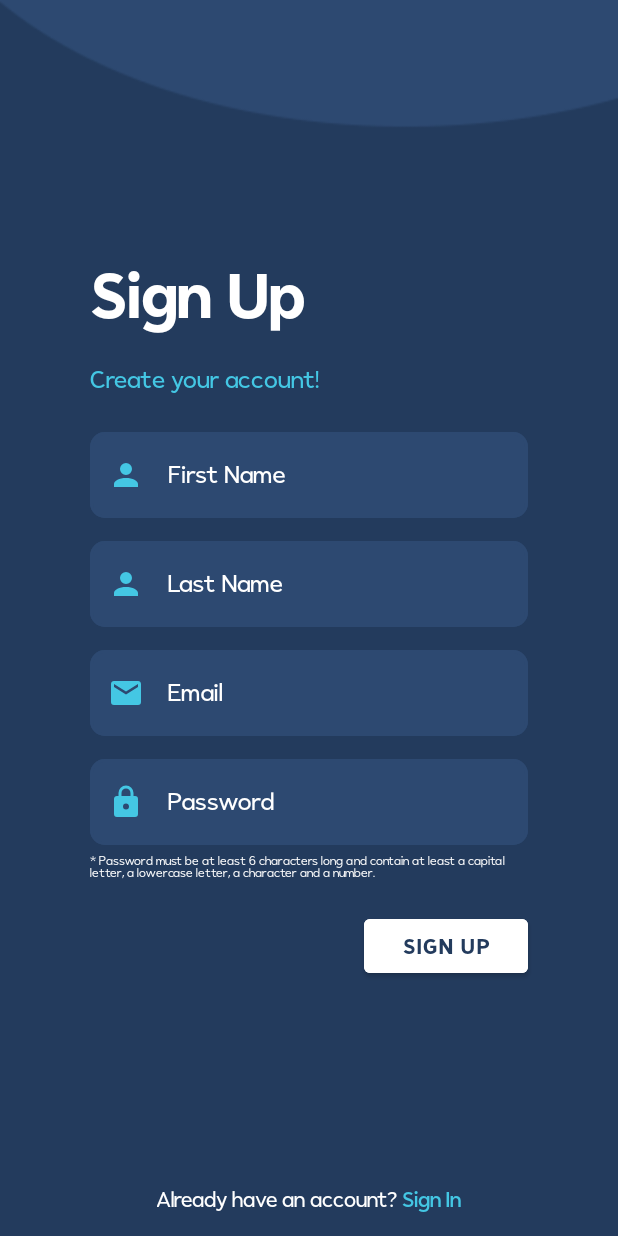
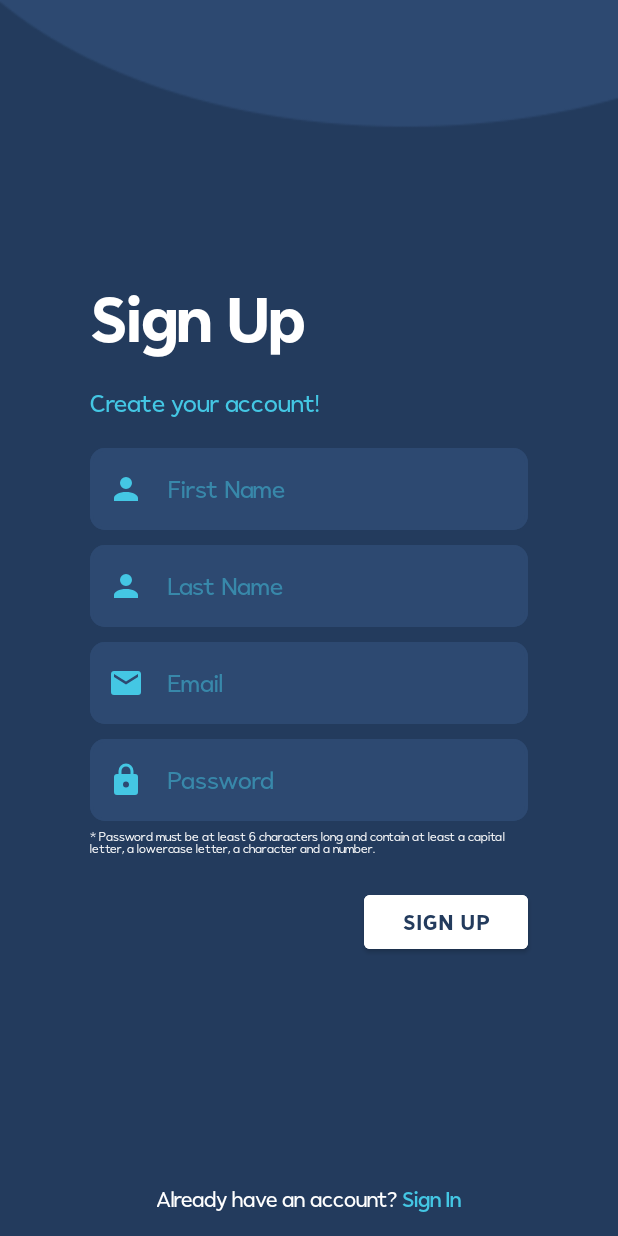
Before and after one commit to justin-medeiros/IBudget---Budgeting-App, an Android app: the screen it shows after launch (SplashScreenActivity), after a tap on "Sign Up", on a phone screen of 412 x 824 dp. Run offline under Robolectric (Android 15) with nearby library versions, the phone set to English and light mode, and no system bars; our stand-ins replace Firebase (no records; nobody signed in at launch, a user with empty details on screens opened directly), data binding; 2 other taps on this screen came first.

Commit message:
Fixed input fields for login, password and forget password + fixed progress bar when signing up

```diff
--- a/app/src/main/java/com/example/app_expenses/fragments/ForgetPasswordFragment.kt
+++ b/app/src/main/java/com/example/app_expenses/fragments/ForgetPasswordFragment.kt
@@ -61,6 +61,7 @@ class ForgetPasswordFragment: DialogFragment() {
 
         fragmentForgetPassword.tvAlertEmail.setOnFocusChangeListener { _, _ ->
             fragmentForgetPassword.tvInvalidAlert.visibility = View.GONE
+            fragmentForgetPassword.tvAlertEmail.setHintTextColor(ContextCompat.getColor(requireContext(), R.color.foreground_primary_50))
             fragmentForgetPassword.alertEmailTextInput.boxBackgroundColor = ContextCompat.getColor(requireContext(), R.color.background_secondary)
             fragmentForgetPassword.alertEmailTextInput.defaultHintTextColor = ColorStateList.valueOf(ContextCompat.getColor(requireContext(), R.color.white))
             fragmentForgetPassword.tvAlertEmail.setTextColor(ContextCompat.getColor(requireContext(), R.color.white))
@@ -72,8 +73,8 @@ class ForgetPasswordFragment: DialogFragment() {
 
     private fun forgotPasswordInvalid(invalidAlert: TextView, textBox: TextInputLayout, text: TextInputEditText){
         invalidAlert.visibility = View.VISIBLE
+        text.setHintTextColor(ContextCompat.getColor(requireContext(), R.color.red_bright))
         textBox.boxBackgroundColor = ContextCompat.getColor(requireContext(), R.color.red)
-        textBox.defaultHintTextColor = ColorStateList.valueOf(ContextCompat.getColor(requireContext(), R.color.red_bright))
         text.setTextColor(ContextCompat.getColor(requireContext(), R.color.red_bright))
     }
 
--- a/app/src/main/res/layout/fragment_login.xml
+++ b/app/src/main/res/layout/fragment_login.xml
@@ -46,7 +46,6 @@
                 android:layout_marginRight="60dp"
                 android:layout_marginBottom="20dp"
                 android:gravity="center"
-                android:textColorHint="@color/white"
                 app:boxBackgroundColor="@color/background_secondary"
                 app:boxCornerRadiusBottomEnd="10dp"
                 app:boxCornerRadiusBottomStart="10dp"
@@ -54,8 +53,7 @@
                 app:boxCornerRadiusTopStart="10dp"
                 app:boxStrokeColor="@color/background_secondary"
                 app:boxStrokeWidth="2dp"
-                app:hintAnimationEnabled="false"
-                app:hintTextColor="@color/white"
+                app:hintEnabled="false"
                 app:startIconDrawable="@drawable/ic_email"
                 app:startIconTint="@color/foreground_primary">
 
@@ -67,9 +65,8 @@
                     android:fontFamily="@font/figerona_regular"
                     android:hint="Email"
                     android:inputType="textEmailAddress"
-                    android:paddingTop="20dp"
                     android:textColor="@color/white"
-                    android:textColorHint="@color/white"
+                    android:textColorHint="@color/foreground_primary_50"
                     android:textSize="16sp" />
             </com.google.android.material.textfield.TextInputLayout>
 
@@ -82,7 +79,6 @@
                 android:layout_marginLeft="60dp"
                 android:layout_marginRight="60dp"
                 android:gravity="center"
-                android:textColorHint="@color/white"
                 app:boxBackgroundColor="@color/background_secondary"
                 app:boxCornerRadiusBottomEnd="10dp"
                 app:boxCornerRadiusBottomStart="10dp"
@@ -90,8 +86,7 @@
                 app:boxCornerRadiusTopStart="10dp"
                 app:boxStrokeColor="@color/background_secondary"
                 app:boxStrokeWidth="2dp"
-                app:hintAnimationEnabled="false"
-                app:hintTextColor="@color/white"
+                app:hintEnabled="false"
                 app:startIconDrawable="@drawable/ic_lock"
                 app:startIconTint="@color/foreground_primary">
 
@@ -102,8 +97,8 @@
                     android:fontFamily="@font/figerona_regular"
                     android:gravity="center_vertical"
                     android:hint="Password"
+                    android:textColorHint="@color/foreground_primary_50"
                     android:inputType="textPassword"
-                    android:paddingTop="20dp"
                     android:textColor="@color/white"
                     app:boxStrokeColor="@color/background_secondary" />
             </com.google.android.material.textfield.TextInputLayout>
--- a/app/src/main/res/layout/fragment_sign_up.xml
+++ b/app/src/main/res/layout/fragment_sign_up.xml
@@ -45,7 +45,6 @@
                 android:layout_marginLeft="60dp"
                 android:layout_marginRight="60dp"
                 android:gravity="center"
-                android:textColorHint="@color/white"
                 app:boxBackgroundColor="@color/background_secondary"
                 app:boxCornerRadiusBottomEnd="10dp"
                 app:boxCornerRadiusBottomStart="10dp"
@@ -53,7 +52,7 @@
                 app:boxCornerRadiusTopStart="10dp"
                 app:boxStrokeColor="@color/background_secondary"
                 app:boxStrokeWidth="2dp"
-                app:hintTextColor="@color/white"
+                app:hintEnabled="false"
                 app:startIconDrawable="@drawable/ic_account"
                 app:startIconTint="@color/foreground_primary">
 
@@ -64,8 +63,8 @@
                     android:layout_gravity="center"
                     android:fontFamily="@font/figerona_regular"
                     android:hint="First Name"
+                    android:textColorHint="@color/foreground_primary_50"
                     android:inputType="textPersonName"
-                    android:paddingTop="20dp"
                     android:textColor="@color/white"
                     android:textSize="16sp" />
             </com.google.android.material.textfield.TextInputLayout>
@@ -96,7 +95,6 @@
                 android:layout_marginRight="60dp"
                 android:layout_marginTop="10dp"
                 android:gravity="center"
-                android:textColorHint="@color/white"
                 app:boxBackgroundColor="@color/background_secondary"
                 app:boxCornerRadiusBottomEnd="10dp"
                 app:boxCornerRadiusBottomStart="10dp"
@@ -104,7 +102,7 @@
                 app:boxCornerRadiusTopStart="10dp"
                 app:boxStrokeColor="@color/background_secondary"
                 app:boxStrokeWidth="2dp"
-                app:hintTextColor="@color/white"
+                app:hintEnabled="false"
                 app:startIconDrawable="@drawable/ic_account"
                 app:startIconTint="@color/foreground_primary">
 
@@ -115,8 +113,8 @@
                     android:layout_gravity="center"
                     android:fontFamily="@font/figerona_regular"
                     android:hint="Last Name"
+                    android:textColorHint="@color/foreground_primary_50"
                     android:inputType="textPersonName"
-                    android:paddingTop="20dp"
                     android:textColor="@color/white"
                     android:textSize="16sp" />
             </com.google.android.material.textfield.TextInputLayout>
@@ -147,7 +145,6 @@
                 android:layout_marginRight="60dp"
                 android:layout_marginTop="10dp"
                 android:gravity="center"
-                android:textColorHint="@color/white"
                 app:boxBackgroundColor="@color/background_secondary"
                 app:boxCornerRadiusBottomEnd="10dp"
                 app:boxCornerRadiusBottomStart="10dp"
@@ -155,7 +152,7 @@
                 app:boxCornerRadiusTopStart="10dp"
                 app:boxStrokeColor="@color/background_secondary"
                 app:boxStrokeWidth="2dp"
-                app:hintTextColor="@color/white"
+                app:hintEnabled="false"
                 app:startIconDrawable="@drawable/ic_email"
                 app:startIconTint="@color/foreground_primary">
 
@@ -166,8 +163,8 @@
                     android:layout_gravity="center"
                     android:fontFamily="@font/figerona_regular"
                     android:hint="Email"
+                    android:textColorHint="@color/foreground_primary_50"
                     android:inputType="textEmailAddress"
-                    android:paddingTop="20dp"
                     android:textColor="@color/white"
                     android:textSize="16sp" />
             </com.google.android.material.textfield.TextInputLayout>
@@ -198,7 +195,6 @@
                 android:layout_marginRight="60dp"
                 android:layout_marginTop="10dp"
                 android:gravity="center"
-                android:textColorHint="@color/white"
                 app:boxBackgroundColor="@color/background_secondary"
                 app:boxCornerRadiusBottomEnd="10dp"
                 app:boxCornerRadiusBottomStart="10dp"
@@ -206,7 +202,7 @@
                 app:boxCornerRadiusTopStart="10dp"
                 app:boxStrokeColor="@color/background_secondary"
                 app:boxStrokeWidth="2dp"
-                app:hintTextColor="@color/white"
+                app:hintEnabled="false"
                 app:startIconDrawable="@drawable/ic_lock"
                 app:startIconTint="@color/foreground_primary">
 
@@ -217,8 +213,8 @@
                     android:fontFamily="@font/figerona_regular"
                     android:gravity="center_vertical"
                     android:hint="Password"
+                    android:textColorHint="@color/foreground_primary_50"
                     android:inputType="textPassword"
-                    android:paddingTop="20dp"
                     android:textColor="@color/white"
                     app:boxStrokeColor="@color/background_secondary" />
             </com.google.android.material.textfield.TextInputLayout>
```
Also changed, not shown: app/src/main/java/com/example/app_expenses/fragments/LoginFragment.kt (+5 -4 lines), app/src/main/java/com/example/app_expenses/fragments/SignUpFragment.kt (+10 -4 lines), app/src/main/res/layout/fragment_forget_password.xml (+2 -5 lines).
